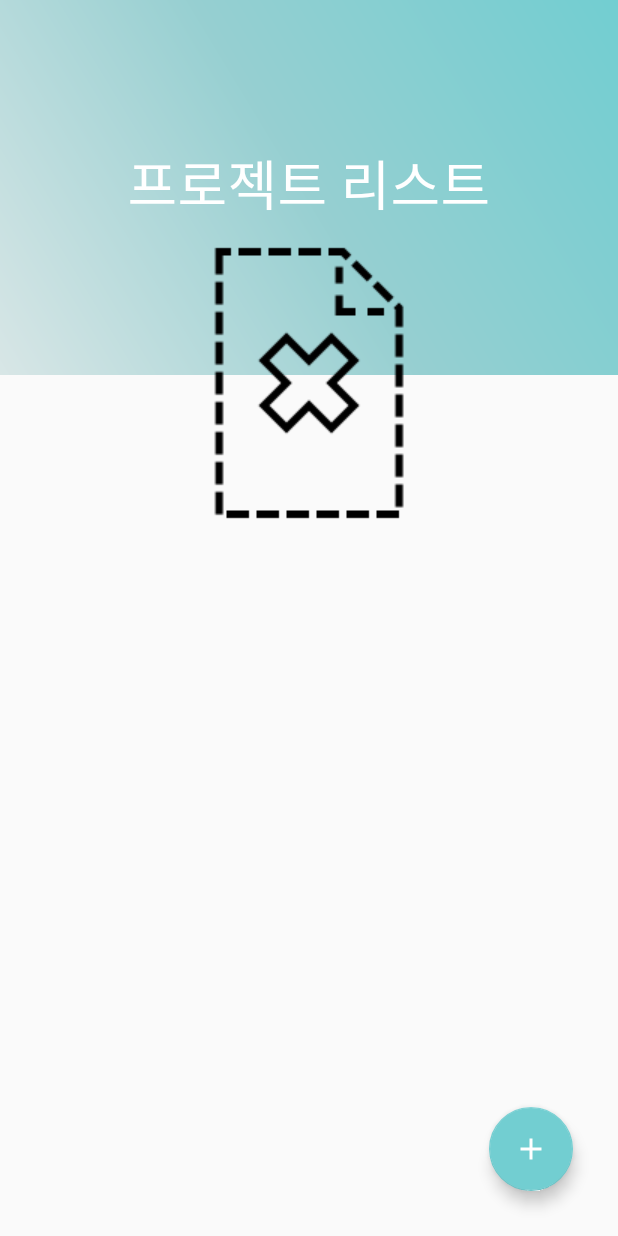
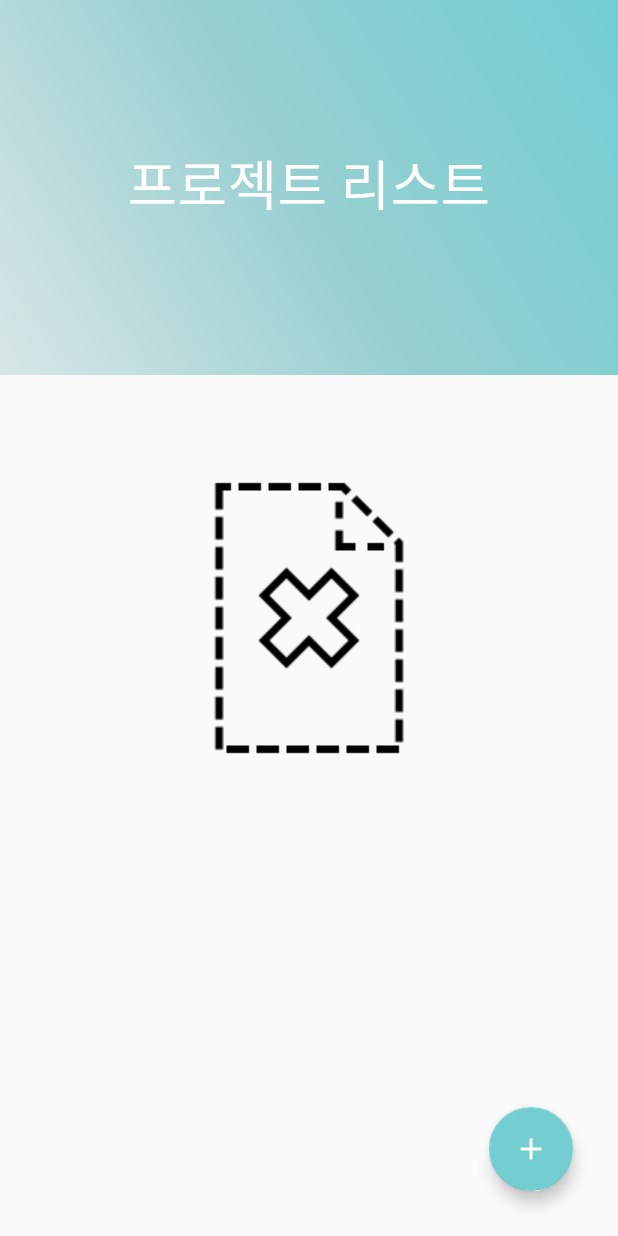
Before and after one commit to SHEELE41/KepcoCAL, an Android app: the ProjectListActivity screen opened directly, with no data from a screen before it, on a phone screen of 412 x 824 dp. Run offline under Robolectric (Android 15) with nearby library versions, the phone set to English and light mode, and no system bars; our stand-ins replace Dagger/Hilt's generated code, Room's generated code; libraries missing offline, so code that uses them is left out: androidx.hilt.lifecycle.

Commit message:
activity_project_list.xml RecyclerView 마지막 item 이 소프트키에 먹히는 현상 해결 LinearLayout 으로 한번 더 감싸줬음.

```diff
--- a/app/src/main/AndroidManifest.xml
+++ b/app/src/main/AndroidManifest.xml
@@ -25,7 +25,8 @@
             </intent-filter>
         </activity>
         <activity android:name=".ui.main.MainActivity" />
-        <activity android:name=".ui.project_list.ProjectListActivity" />
+        <activity
+            android:name=".ui.project_list.ProjectListActivity" />
         <activity
             android:name=".ui.project_detail.ProjectDetailActivity"
             android:theme="@style/AppTheme.ProjectDetailLayout" />
--- a/app/src/main/res/layout/activity_project_list.xml
+++ b/app/src/main/res/layout/activity_project_list.xml
@@ -1,9 +1,13 @@
 <?xml version="1.0" encoding="utf-8"?>
-<androidx.coordinatorlayout.widget.CoordinatorLayout
-    xmlns:android="http://schemas.android.com/apk/res/android"
+<androidx.coordinatorlayout.widget.CoordinatorLayout xmlns:android="http://schemas.android.com/apk/res/android"
     xmlns:app="http://schemas.android.com/apk/res-auto"
     android:layout_width="match_parent"
     android:layout_height="match_parent">
+
+    <LinearLayout
+        android:layout_width="match_parent"
+        android:layout_height="match_parent"
+        android:orientation="vertical">
 
         <com.google.android.material.appbar.AppBarLayout
             android:layout_width="match_parent"
@@ -14,22 +18,21 @@
             <com.google.android.material.appbar.CollapsingToolbarLayout
                 android:layout_width="match_parent"
                 android:layout_height="match_parent"
-            android:fitsSystemWindows="true"
+                android:background="@xml/gradient_background"
+                app:collapsedTitleTextAppearance="@style/Toolbar.TitleText"
                 app:contentScrim="@color/colorAccent"
-            app:title="@string/main_button_menu1"
                 app:expandedTitleGravity="center"
                 app:expandedTitleTextAppearance="@style/CollapsingToolbar.TitleText"
-            app:collapsedTitleTextAppearance="@style/Toolbar.TitleText"
-            android:background="@xml/gradient_background"
-            app:layout_scrollFlags="scroll|exitUntilCollapsed">
+                app:layout_scrollFlags="scroll|exitUntilCollapsed"
+                app:title="@string/main_button_menu1">
 
                 <androidx.appcompat.widget.Toolbar
                     android:id="@+id/toolbar"
                     android:layout_width="match_parent"
                     android:layout_height="?attr/actionBarSize"
-                app:title="@string/main_button_menu1"
                     app:layout_collapseMode="pin"
-                app:popupTheme="@style/AppTheme.PopupOverlay" />
+                    app:popupTheme="@style/AppTheme.PopupOverlay"
+                    app:title="@string/main_button_menu1" />
 
             </com.google.android.material.appbar.CollapsingToolbarLayout>
 
@@ -44,14 +47,16 @@
                 android:id="@+id/rv_project_list"
                 android:layout_width="match_parent"
                 android:layout_height="match_parent"
-            android:scrollbars="vertical"
+                android:clipToPadding="false"
                 android:divider="#00FFFFFF"
                 android:dividerHeight="0dp"
                 android:paddingTop="5dp"
                 android:paddingBottom="5dp"
-            android:clipToPadding="false" />
+                android:scrollbars="vertical" />
 
         </androidx.core.widget.NestedScrollView>
+
+    </LinearLayout>
 
     <ImageView
         android:id="@+id/iv_isEmpty"
@@ -60,17 +65,16 @@
         android:contentDescription="@string/not_found"
         android:src="@drawable/not_found_icon"
         android:visibility="invisible"
-        app:layout_anchor="@+id/rv_project_list"
-        app:layout_anchorGravity="center" />
+        android:layout_gravity="center" />
 
     <com.google.android.material.floatingactionbutton.FloatingActionButton
         android:id="@+id/fab_project_list"
         android:layout_width="wrap_content"
         android:layout_height="wrap_content"
+        android:layout_gravity="end|bottom"
         android:layout_marginEnd="30dp"
         android:layout_marginBottom="30dp"
-        android:layout_gravity="end|bottom"
-        android:src="@drawable/ic_baseline_add_24"
-        android:contentDescription="@string/app_name" />
+        android:contentDescription="@string/app_name"
+        android:src="@drawable/ic_baseline_add_24" />
 
 </androidx.coordinatorlayout.widget.CoordinatorLayout>
--- a/app/src/main/res/values/font-style.xml
+++ b/app/src/main/res/values/font-style.xml
@@ -1,6 +1,5 @@
 <?xml version="1.0" encoding="utf-8"?>
 <resources>
-
     <!-- Custom font 적용 -->
     <style name="customTextViewFontStyle" parent="@android:style/Widget.DeviceDefault.TextView">
         <item name="android:fontFamily">@font/sc_dream4</item>
@@ -21,5 +20,4 @@
     <style name="customCheckboxFontStyle" parent="@android:style/Widget.DeviceDefault.CompoundButton.CheckBox">
         <item name="android:fontFamily">@font/sc_dream4</item>
     </style>
-
 </resources>
```
Lines whose indentation alone changed are shown as unchanged.
